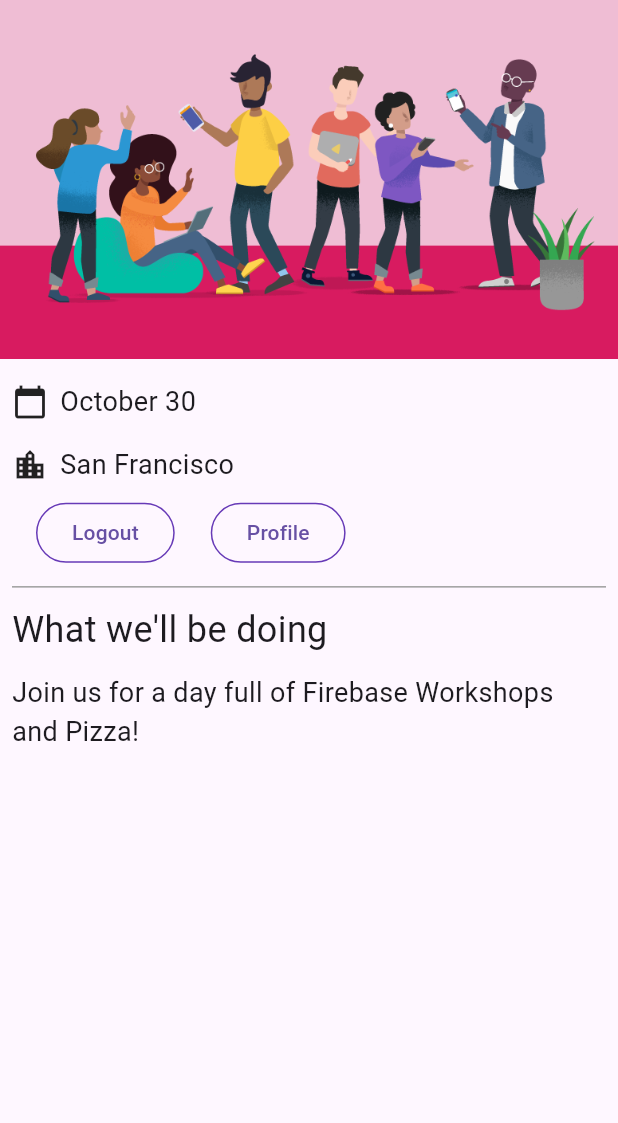
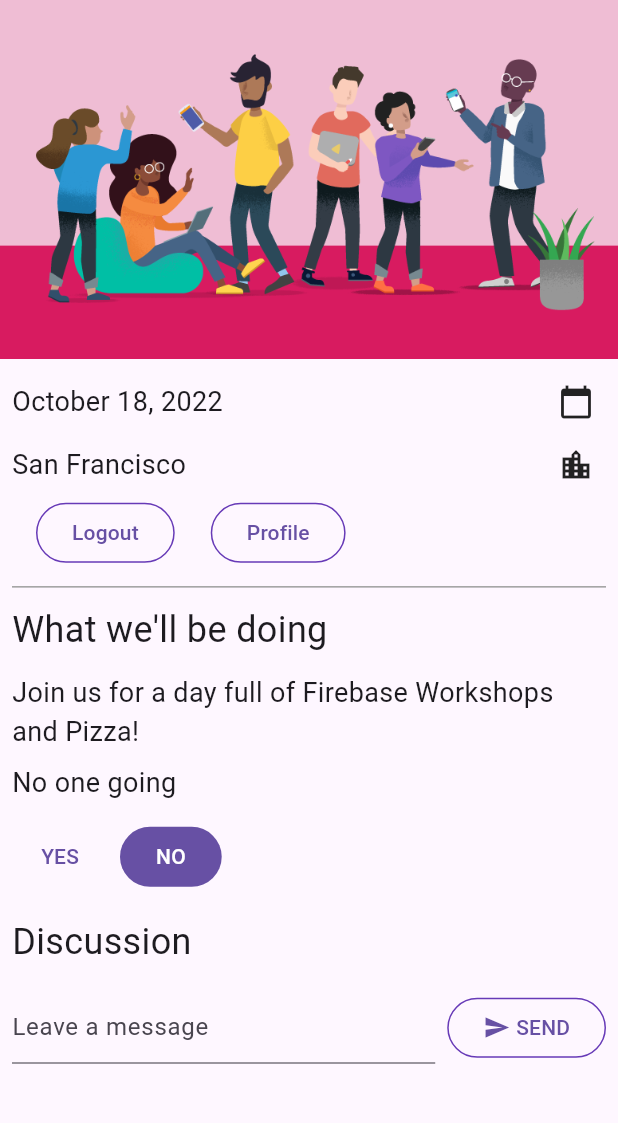
Before and after one commit to eu2goo/flutterWeek9, a Flutter app: the screen it shows once a user with an empty profile is signed in, on a phone screen of 412 x 824 dp, the part 84-1207 px from its top. Run offline on Flutter 3.47's test engine with Material 3 defaults, Android fonts, the phone set to English and light mode, and no system bars; our stand-ins replace cloud_firestore, firebase_auth, firebase_core, go_router, google_fonts; missing offline and left inert: firebase_ui_auth; accounts and stored records are empty; statements that could not run were skipped.

Commit message:
feat: 삭제기능 추가

```diff
--- a/lib/app_state.dart
+++ b/lib/app_state.dart
@@ -1,3 +1,10 @@
+// Copyright 2022 The Flutter Authors. All rights reserved.
+// Use of this source code is governed by a BSD-style license that can be
+// found in the LICENSE file.
+
+import 'dart:async';
+
+import 'package:cloud_firestore/cloud_firestore.dart';
 import 'package:firebase_auth/firebase_auth.dart'
     hide EmailAuthProvider, PhoneAuthProvider;
 import 'package:firebase_core/firebase_core.dart';
@@ -5,6 +12,9 @@ import 'package:firebase_ui_auth/firebase_ui_auth.dart';
 import 'package:flutter/material.dart';
 
 import 'firebase_options.dart';
+import 'guest_book_message.dart';
+
+enum Attending { yes, no, unknown }
 
 class ApplicationState extends ChangeNotifier {
   ApplicationState() {
@@ -12,7 +22,60 @@ class ApplicationState extends ChangeNotifier {
   }
 
   bool _loggedIn = false;
+
   bool get loggedIn => _loggedIn;
+
+  bool _emailVerified = false;
+
+  bool get emailVerified => _emailVerified;
+
+  StreamSubscription<QuerySnapshot>? _guestBookSubscription;
+  List<GuestBookMessage> _guestBookMessages = [];
+
+  List<GuestBookMessage> get guestBookMessages => _guestBookMessages;
+
+  int _attendees = 0;
+
+  int get attendees => _attendees;
+
+  static Map<String, dynamic> defaultValues = <String, dynamic>{
+    'event_date': 'October 18, 2022',
+    'enable_free_swag': false,
+    'call_to_action': 'Join us for a day full of Firebase Workshops and Pizza!',
+  };
+
+  // ignoring lints on these fields since we are modifying them in a different
+  // part of the codelab
+  // ignore: prefer_final_fields
+  bool _enableFreeSwag = defaultValues['enable_free_swag'] as bool;
+
+  bool get enableFreeSwag => _enableFreeSwag;
+
+  // ignore: prefer_final_fields
+  String _eventDate = defaultValues['event_date'] as String;
+
+  String get eventDate => _eventDate;
+
+  // ignore: prefer_final_fields
+  String _callToAction = defaultValues['call_to_action'] as String;
+
+  String get callToAction => _callToAction;
+
+  Attending _attending = Attending.unknown;
+  StreamSubscription<DocumentSnapshot>? _attendingSubscription;
+
+  Attending get attending => _attending;
+
+  set attending(Attending attending) {
+    final userDoc = FirebaseFirestore.instance
+        .collection('attendees')
+        .doc(FirebaseAuth.instance.currentUser!.uid);
+    if (attending == Attending.yes) {
+      userDoc.set(<String, dynamic>{'attending': true});
+    } else {
+      userDoc.set(<String, dynamic>{'attending': false});
+    }
+  }
 
   Future<void> init() async {
     await Firebase.initializeApp(
@@ -22,13 +85,87 @@ class ApplicationState extends ChangeNotifier {
       EmailAuthProvider(),
     ]);
 
+    FirebaseFirestore.instance
+        .collection('attendees')
+        .where('attending', isEqualTo: true)
+        .snapshots()
+        .listen((snapshot) {
+      _attendees = snapshot.docs.length;
+      notifyListeners();
+    });
+
     FirebaseAuth.instance.userChanges().listen((user) {
       if (user != null) {
         _loggedIn = true;
+        _emailVerified = user.emailVerified;
+        _guestBookSubscription = FirebaseFirestore.instance
+            .collection('guestbook')
+            .orderBy('timestamp', descending: true)
+            .snapshots()
+            .listen((snapshot) {
+          _guestBookMessages = [];
+          for (final document in snapshot.docs) {
+            _guestBookMessages.add(
+              GuestBookMessage(
+                name: document.data()['name'] as String,
+                message: document.data()['text'] as String,
+                timestamp: document.data()['timestamp'] as int,
+                docId: document.id,
+                userId: document.data()['userId'] as String,
+              ),
+            );
+          }
+          notifyListeners();
+        });
+        _attendingSubscription = FirebaseFirestore.instance
+            .collection('attendees')
+            .doc(user.uid)
+            .snapshots()
+            .listen((snapshot) {
+          if (snapshot.data() != null) {
+            if (snapshot.data()!['attending'] as bool) {
+              _attending = Attending.yes;
+            } else {
+              _attending = Attending.no;
+            }
+          } else {
+            _attending = Attending.unknown;
+          }
+          notifyListeners();
+        });
       } else {
         _loggedIn = false;
+        _emailVerified = false;
+        _guestBookMessages = [];
+        _guestBookSubscription?.cancel();
+        _attendingSubscription?.cancel();
       }
       notifyListeners();
     });
   }
+
+  Future<void> refreshLoggedInUser() async {
+    final currentUser = FirebaseAuth.instance.currentUser;
+
+    if (currentUser == null) {
+      return;
+    }
+
+    await currentUser.reload();
+  }
+
+  Future<DocumentReference> addMessageToGuestBook(String message) {
+    if (!_loggedIn) {
+      throw Exception('Must be logged in');
+    }
+
+    return FirebaseFirestore.instance
+        .collection('guestbook')
+        .add(<String, dynamic>{
+      'text': message,
+      'timestamp': DateTime.now().millisecondsSinceEpoch,
+      'name': FirebaseAuth.instance.currentUser!.displayName,
+      'userId': FirebaseAuth.instance.currentUser!.uid,
+    });
+  }
 }
--- /dev/null
+++ b/lib/guest_book.dart
@@ -0,0 +1,95 @@
+// Copyright 2022 The Flutter Authors. All rights reserved.
+// Use of this source code is governed by a BSD-style license that can be
+// found in the LICENSE file.
+
+import 'dart:async';
+
+import 'package:cloud_firestore/cloud_firestore.dart';
+import 'package:firebase_auth/firebase_auth.dart';
+import 'package:flutter/material.dart';
+
+import 'guest_book_message.dart';
+import 'src/widgets.dart';
+import 'package:intl/intl.dart';
+
+class GuestBook extends StatefulWidget {
+  const GuestBook({
+    super.key,
+    required this.addMessage,
+    required this.messages,
+  });
+
+  final FutureOr<void> Function(String message) addMessage;
+  final List<GuestBookMessage> messages;
+
+  @override
+  State<GuestBook> createState() => _GuestBookState();
+}
+
+class _GuestBookState extends State<GuestBook> {
+  final _formKey = GlobalKey<FormState>(debugLabel: '_GuestBookState');
+  final _controller = TextEditingController();
+
+  @override
+  Widget build(BuildContext context) {
+    return Column(
+      crossAxisAlignment: CrossAxisAlignment.start,
+      children: [
+        Padding(
+          padding: const EdgeInsets.all(8.0),
+          child: Form(
+            key: _formKey,
+            child: Row(
+              children: [
+                Expanded(
+                  child: TextFormField(
+                    controller: _controller,
+                    decoration: const InputDecoration(
+                      hintText: 'Leave a message',
+                    ),
+                    validator: (value) {
+                      if (value == null || value.isEmpty) {
+                        return 'Enter your message to continue';
+                      }
+                      return null;
+                    },
+                  ),
+                ),
+                const SizedBox(width: 8),
+                StyledButton(
+                  onPressed: () async {
+                    if (_formKey.currentState!.validate()) {
+                      await widget.addMessage(_controller.text);
+                      _controller.clear();
+                    }
+                  },
+                  child: const Row(
+                    children: [
+                      Icon(Icons.send),
+                      SizedBox(width: 4),
+                      Text('SEND'),
+                    ],
+                  ),
+                ),
+              ],
+            ),
+          ),
+        ),
+        const SizedBox(height: 8),
+        for (var message in widget.messages)
+          IconButtonAndDetail(
+            Icons.delete_outline,
+            '${message.name}: ${message.message}\n${message.formattedDate}',
+            () async {
+              await FirebaseFirestore.instance
+                  .collection('guestbook')
+                  .doc(message.docId)
+                  .delete();
+            },
+            userIdOfMessage: message.userId,
+          ),
+        const SizedBox(height: 8),
+      ],
+    );
+  }
+}
--- /dev/null
+++ b/lib/guest_book_message.dart
@@ -0,0 +1,26 @@
+// Copyright 2022 The Flutter Authors. All rights reserved.
+// Use of this source code is governed by a BSD-style license that can be
+// found in the LICENSE file.
+
+import 'package:cloud_firestore/cloud_firestore.dart';
+
+class GuestBookMessage {
+  GuestBookMessage({
+    required this.name,
+    required this.message,
+    required this.timestamp,
+    required this.docId,
+    required this.userId,
+  });
+
+  final String name;
+  final String message;
+  final int timestamp;
+  final String docId;
+  final String userId;
+
+  String get formattedDate {
+    var date = DateTime.fromMillisecondsSinceEpoch(timestamp).toString();
+    return date; // You can adjust the format
+  }
+}
--- a/lib/home_page.dart
+++ b/lib/home_page.dart
@@ -1,13 +1,17 @@
-import 'package:firebase_auth/firebase_auth.dart' // new
-    hide
-        EmailAuthProvider,
-        PhoneAuthProvider; // new
-import 'package:flutter/material.dart'; // new
-import 'package:provider/provider.dart'; // new
+// Copyright 2022 The Flutter Authors. All rights reserved.
+// Use of this source code is governed by a BSD-style license that can be
+// found in the LICENSE file.
 
-import 'app_state.dart'; // new
-import 'src/authentication.dart'; // new
+import 'package:firebase_auth/firebase_auth.dart'
+    hide EmailAuthProvider, PhoneAuthProvider;
+import 'package:flutter/material.dart';
+import 'package:provider/provider.dart';
+
+import 'app_state.dart';
+import 'guest_book.dart';
+import 'src/authentication.dart';
 import 'src/widgets.dart';
+import 'yes_no_selection.dart';
 
 class HomePage extends StatelessWidget {
   const HomePage({super.key});
@@ -22,17 +26,23 @@ class HomePage extends StatelessWidget {
         children: <Widget>[
           Image.asset('assets/codelab.png'),
           const SizedBox(height: 8),
-          const IconAndDetail(Icons.calendar_today, 'October 30'),
-          const IconAndDetail(Icons.location_city, 'San Francisco'),
-          // Add from here
+          Consumer<ApplicationState>(
+            builder: (context, appState, _) =>
+                IconAndDetail(Icons.calendar_today, appState.eventDate),
+          ),
+          const IconAndDetail(
+            Icons.location_city,
+            'San Francisco',
+          ),
           Consumer<ApplicationState>(
             builder: (context, appState, _) => AuthFunc(
-                loggedIn: appState.loggedIn,
-                signOut: () {
-                  FirebaseAuth.instance.signOut();
-                }),
+              loggedIn: appState.loggedIn,
+              signOut: () {
+                FirebaseAuth.instance.signOut();
+              },
+              enableFreeSwag: appState.enableFreeSwag,
+            ),
           ),
-          // to here
           const Divider(
             height: 8,
             thickness: 1,
@@ -41,8 +51,35 @@ class HomePage extends StatelessWidget {
             color: Colors.grey,
           ),
           const Header("What we'll be doing"),
-          const Paragraph(
-            'Join us for a day full of Firebase Workshops and Pizza!',
+          Consumer<ApplicationState>(
+            builder: (context, appState, _) => Paragraph(
+              appState.callToAction,
+            ),
+          ),
+          Consumer<ApplicationState>(
+            builder: (context, appState, _) => Column(
+              crossAxisAlignment: CrossAxisAlignment.start,
+              children: [
+                if (appState.attendees >= 2)
+                  Paragraph('${appState.attendees} people going')
+                else if (appState.attendees == 1)
+                  const Paragraph('1 person going')
+                else
+                  const Paragraph('No one going'),
+                if (appState.loggedIn) ...[
+                  YesNoSelection(
+                    state: appState.attending,
+                    onSelection: (attending) => appState.attending = attending,
+                  ),
+                  const Header('Discussion'),
+                  GuestBook(
+                    addMessage: (message) =>
+                        appState.addMessageToGuestBook(message),
+                    messages: appState.guestBookMessages,
+                  ),
+                ],
+              ],
+            ),
           ),
         ],
       ),
--- a/lib/src/authentication.dart
+++ b/lib/src/authentication.dart
@@ -12,10 +12,12 @@ class AuthFunc extends StatelessWidget {
     super.key,
     required this.loggedIn,
     required this.signOut,
+    this.enableFreeSwag = false,
   });
 
   final bool loggedIn;
   final void Function() signOut;
+  final bool enableFreeSwag;
 
   @override
   Widget build(BuildContext context) {
@@ -38,8 +40,17 @@ class AuthFunc extends StatelessWidget {
                     context.push('/profile');
                   },
                   child: const Text('Profile')),
-          ),
-        )
+            )),
+        Visibility(
+            visible: enableFreeSwag,
+            child: Padding(
+              padding: const EdgeInsets.only(left: 24, bottom: 8),
+              child: StyledButton(
+                  onPressed: () {
+                    throw Exception('free swag unimplemented');
+                  },
+                  child: const Text('Free swag!')),
+            )),
       ],
     );
   }
--- /dev/null
+++ b/lib/yes_no_selection.dart
@@ -0,0 +1,76 @@
+// Copyright 2022 The Flutter Authors. All rights reserved.
+// Use of this source code is governed by a BSD-style license that can be
+// found in the LICENSE file.
+
+import 'package:flutter/material.dart';
+
+import 'app_state.dart';
+import 'src/widgets.dart';
+
+class YesNoSelection extends StatelessWidget {
+  const YesNoSelection({
+    super.key,
+    required this.state,
+    required this.onSelection,
+  });
+
+  final Attending state;
+  final void Function(Attending selection) onSelection;
+
+  @override
+  Widget build(BuildContext context) {
+    switch (state) {
+      case Attending.yes:
+        return Padding(
+          padding: const EdgeInsets.all(8.0),
+          child: Row(
+            children: [
+              FilledButton(
+                onPressed: () => onSelection(Attending.yes),
+                child: const Text('YES'),
+              ),
+              const SizedBox(width: 8),
+              TextButton(
+                onPressed: () => onSelection(Attending.no),
+                child: const Text('NO'),
+              ),
+            ],
+          ),
+        );
+      case Attending.no:
+        return Padding(
+          padding: const EdgeInsets.all(8.0),
+          child: Row(
+            children: [
+              TextButton(
+                onPressed: () => onSelection(Attending.yes),
+                child: const Text('YES'),
+              ),
+              const SizedBox(width: 8),
+              FilledButton(
+                onPressed: () => onSelection(Attending.no),
+                child: const Text('NO'),
+              ),
+            ],
+          ),
+        );
+      default:
+        return Padding(
+          padding: const EdgeInsets.all(8.0),
+          child: Row(
+            children: [
+              StyledButton(
+                onPressed: () => onSelection(Attending.yes),
+                child: const Text('YES'),
+              ),
+              const SizedBox(width: 8),
+              StyledButton(
+                onPressed: () => onSelection(Attending.no),
+                child: const Text('NO'),
+              ),
+            ],
+          ),
+        );
+    }
+  }
+}
```
Also changed, not shown: lib/main.dart (+22 -7 lines), lib/src/widgets.dart (+41 -4 lines), pubspec.yaml (+7 -7 lines), pubspec.lock, 1 other file. Lines whose indentation alone changed are shown as unchanged.
